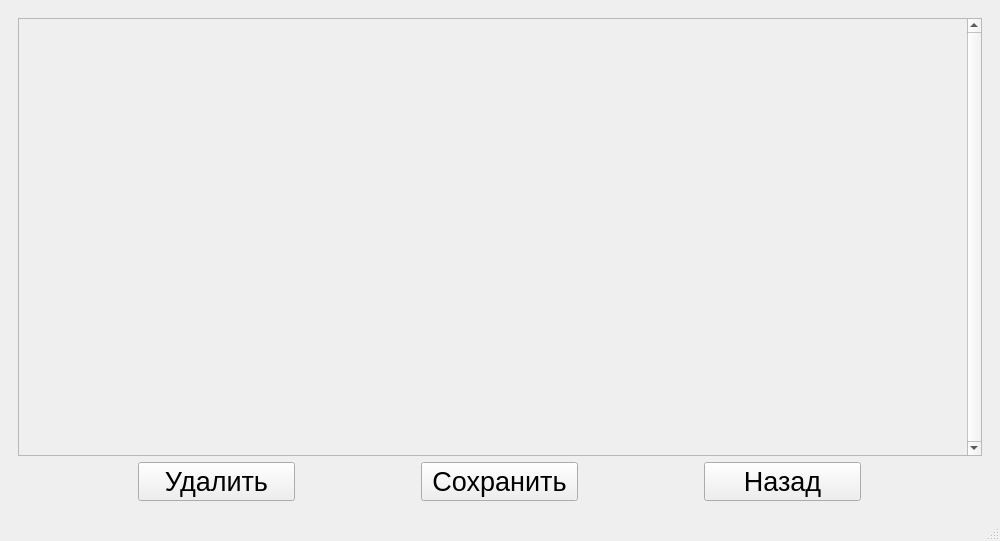
Old version of the form Main_Form.ui in the repository Morskoikot/-------.
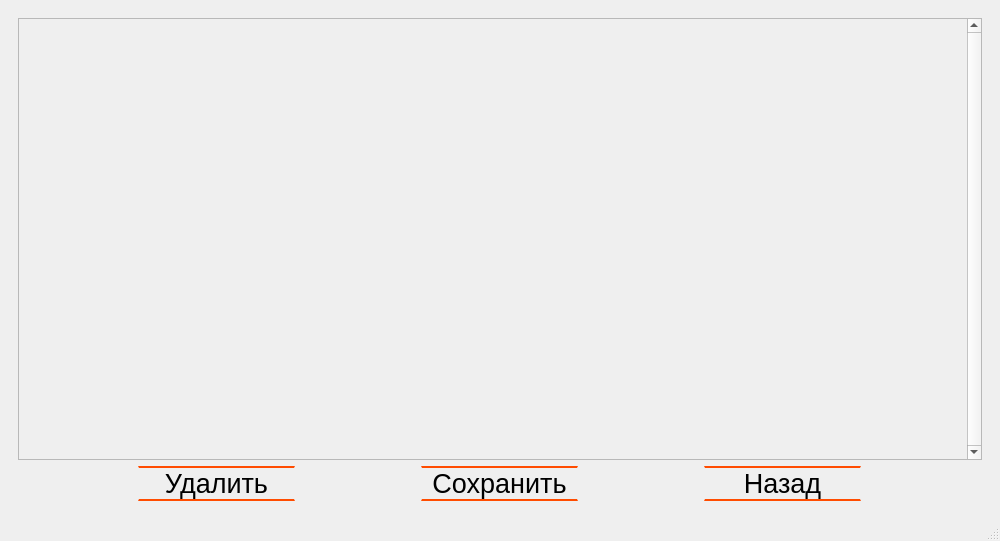
New version of the form. The open tabs and pages were chosen to show the change. Icons and pictures are not drawn.

Diff of the .ui file:
```diff
--- a/Main_Form.ui
+++ b/Main_Form.ui
@@ -4461,7 +4461,7 @@
              <x>0</x>
              <y>0</y>
              <width>945</width>
-             <height>413</height>
+             <height>417</height>
             </rect>
            </property>
            <property name="layoutDirection">
@@ -4491,7 +4491,7 @@
              </font>
             </property>
             <property name="styleSheet">
-             <string notr="true">#Button_Trash {
+             <string notr="true">#Button_Trash_2 {
 border-top: 2px solid;
 border-top-color: rgb(255, 76, 0);
 border-bottom: 2px solid;
@@ -4523,7 +4523,7 @@
              </font>
             </property>
             <property name="styleSheet">
-             <string notr="true">#Button_Save {
+             <string notr="true">#Button_Save_2 {
 border-top: 2px solid;
 border-top-color: rgb(255, 76, 0);
 border-bottom: 2px solid;
@@ -4557,7 +4557,7 @@
              </font>
             </property>
             <property name="styleSheet">
-             <string notr="true">#Button_Back {
+             <string notr="true">#Button_Back_2 {
 border-top: 2px solid;
 border-top-color: rgb(255, 76, 0);
 border-bottom: 2px solid;
```
Left out of the diff: 123 changed lines with no effect on the pictures. Lines whose indentation alone changed are shown as unchanged.
